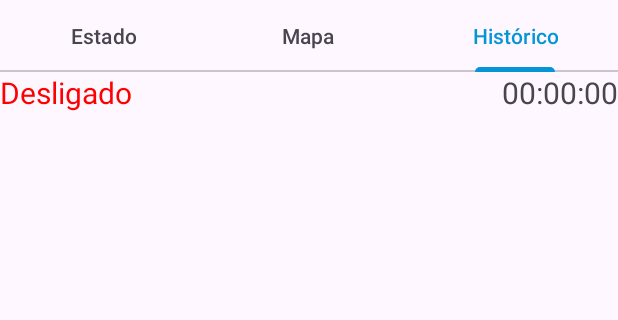
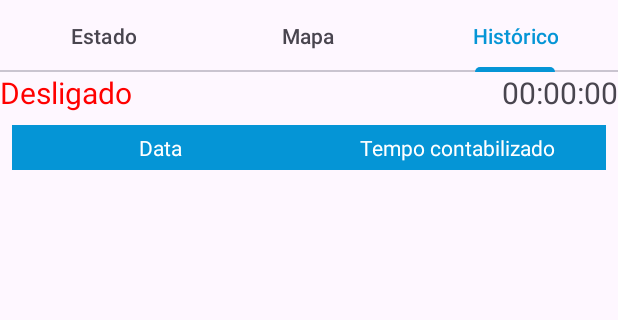
Before and after one commit to orlandopalmeira/Trabalho-SA-2023-2024, an Android app: the screen it shows after launch once a user with an empty profile is signed in (MainActivity), tab 3 chosen, on a phone screen of 412 x 824 dp, the part 96-416 px from its top. Run offline under Robolectric (Android 15) with nearby library versions, the phone set to English and light mode, and no system bars; our stand-ins replace Firebase (no records; nobody signed in at launch, a user with empty details on screens opened directly).

Commit message:
O user já consegue ver o histórico de tempo contabilizado ao longo do tempo

```diff
--- a/ProjectoSA/app/build.gradle.kts
+++ b/ProjectoSA/app/build.gradle.kts
@@ -41,6 +41,7 @@ dependencies {
         implementation("com.google.firebase:firebase-auth")
         implementation("com.google.firebase:firebase-firestore")
         implementation("com.google.android.gms:play-services-auth:21.0.0")
+        implementation("com.google.code.gson:gson:2.10.1")
     // Google maps
         implementation("com.google.android.gms:play-services-maps:18.2.0")
     // Localização
--- a/ProjectoSA/app/src/main/java/com/example/projectosa/MainActivity.java
+++ b/ProjectoSA/app/src/main/java/com/example/projectosa/MainActivity.java
@@ -8,6 +8,7 @@ import androidx.viewpager2.widget.ViewPager2.OnPageChangeCallback;
 import android.Manifest;
 import android.os.Bundle;
 
+import com.example.projectosa.data.WorkTime;
 import com.example.projectosa.state.EstadoApp;
 import com.example.projectosa.utils.LocationHelper;
 import com.example.projectosa.utils.Observer;
@@ -15,6 +16,11 @@ import com.google.android.material.tabs.TabLayout;
 import com.google.android.material.tabs.TabLayout.OnTabSelectedListener;
 import com.example.projectosa.pages.ViewPagerAdapter;
 import com.google.android.gms.maps.model.LatLng;
+import com.google.firebase.firestore.FirebaseFirestore;
+import com.google.firebase.firestore.FirebaseFirestoreSettings;
+import com.google.gson.FieldNamingPolicy;
+import com.google.gson.Gson;
+import com.google.gson.GsonBuilder;
 
 
 public class MainActivity extends AppCompatActivity {
--- a/ProjectoSA/app/src/main/java/com/example/projectosa/pages/EstadoPage.java
+++ b/ProjectoSA/app/src/main/java/com/example/projectosa/pages/EstadoPage.java
@@ -47,7 +47,6 @@ public class EstadoPage extends Fragment {
         textViewTempoTrabalhoContabilizado = rootView.findViewById(R.id.textViewTempoTrabalhoContabilizado);
         switchLigado = rootView.findViewById(R.id.switchLigado);
         Utils.coloredTextView(textViewEstado, "red", "Desligado", this);
-        switchLigado.setChecked(false);
 
         handleSwitch();
         handleAccelerometer(rootView);
--- a/ProjectoSA/app/src/main/res/layout/fragment_historico_page.xml
+++ b/ProjectoSA/app/src/main/res/layout/fragment_historico_page.xml
@@ -12,8 +12,8 @@
         android:layout_width="wrap_content"
         android:layout_height="wrap_content"
         android:text="Desligado"
+        android:textColor="@color/red"
         android:textSize="20sp"
-        android:textColor="@color/red"
         app:layout_constraintStart_toStartOf="parent"
         app:layout_constraintTop_toTopOf="parent" />
 
@@ -25,4 +25,46 @@
         android:textSize="20sp"
         app:layout_constraintEnd_toEndOf="parent"
         app:layout_constraintTop_toTopOf="parent" />
+
+    <ScrollView
+        android:layout_width="412dp"
+        android:layout_height="690dp"
+        app:layout_constraintTop_toBottomOf="@+id/textViewEstado_historico"
+        tools:layout_editor_absoluteX="-1dp">
+
+        <TableLayout
+            android:id="@+id/tableLayout"
+            android:layout_width="match_parent"
+            android:layout_height="wrap_content"
+            android:padding="8sp">
+
+
+            <TableRow android:background="@color/corApp">
+
+                <TextView
+                    android:layout_width="0dp"
+                    android:layout_height="wrap_content"
+                    android:layout_weight="4"
+                    android:gravity="center_horizontal"
+                    android:padding="5sp"
+                    android:text="Data"
+                    android:textAlignment="center"
+                    android:textColor="@color/white"
+                    android:textSize="14sp" />
+
+                <TextView
+                    android:layout_width="0dp"
+                    android:layout_height="wrap_content"
+                    android:layout_weight="4"
+                    android:gravity="center_horizontal"
+                    android:padding="5sp"
+                    android:text="Tempo contabilizado"
+                    android:textAlignment="center"
+                    android:textColor="@color/white"
+                    android:textSize="14sp" />
+            </TableRow>
+        </TableLayout>
+    </ScrollView>
+
+
 </androidx.constraintlayout.widget.ConstraintLayout>
```
Also changed, not shown: ProjectoSA/app/src/main/java/com/example/projectosa/data/Database.java (+32 -1 lines), ProjectoSA/app/src/main/java/com/example/projectosa/data/WorkTime.java (+51 -1 lines), ProjectoSA/app/src/main/java/com/example/projectosa/pages/HistoricoPage.java (+69 -0 lines).
